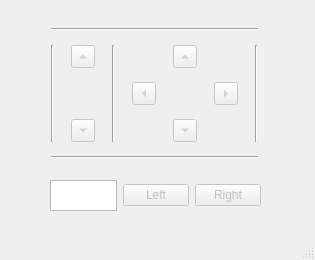
The window that ui_file.ui (PrabhuLoganathan/PyAutoGuI-Demo1) describes before a commit, drawn with Qt 5.
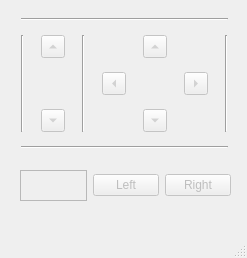
The same window after the commit.

What changed in the file:
```diff
--- a/ui_file.ui
+++ b/ui_file.ui
@@ -6,8 +6,8 @@
    <rect>
     <x>0</x>
     <y>0</y>
-    <width>315</width>
-    <height>260</height>
+    <width>247</width>
+    <height>258</height>
    </rect>
   </property>
   <property name="windowTitle">
@@ -17,8 +17,8 @@
    <widget class="QWidget" name="gridLayoutWidget">
     <property name="geometry">
      <rect>
-      <x>40</x>
-      <y>20</y>
+      <x>10</x>
+      <y>10</y>
       <width>231</width>
       <height>151</height>
      </rect>
@@ -142,15 +142,19 @@
    <widget class="QWidget" name="horizontalLayoutWidget_2">
     <property name="geometry">
      <rect>
-      <x>50</x>
-      <y>180</y>
+      <x>20</x>
+      <y>170</y>
       <width>211</width>
       <height>31</height>
      </rect>
     </property>
     <layout class="QHBoxLayout" name="horizontalLayout_2">
      <item>
-      <widget class="QTextEdit" name="cmd"/>
+      <widget class="QTextEdit" name="cmd">
+       <property name="enabled">
+        <bool>false</bool>
+       </property>
+      </widget>
      </item>
      <item>
       <widget class="QPushButton" name="left_click">
```
Left out of the diff: 2 changed lines with no effect on the pictures.
